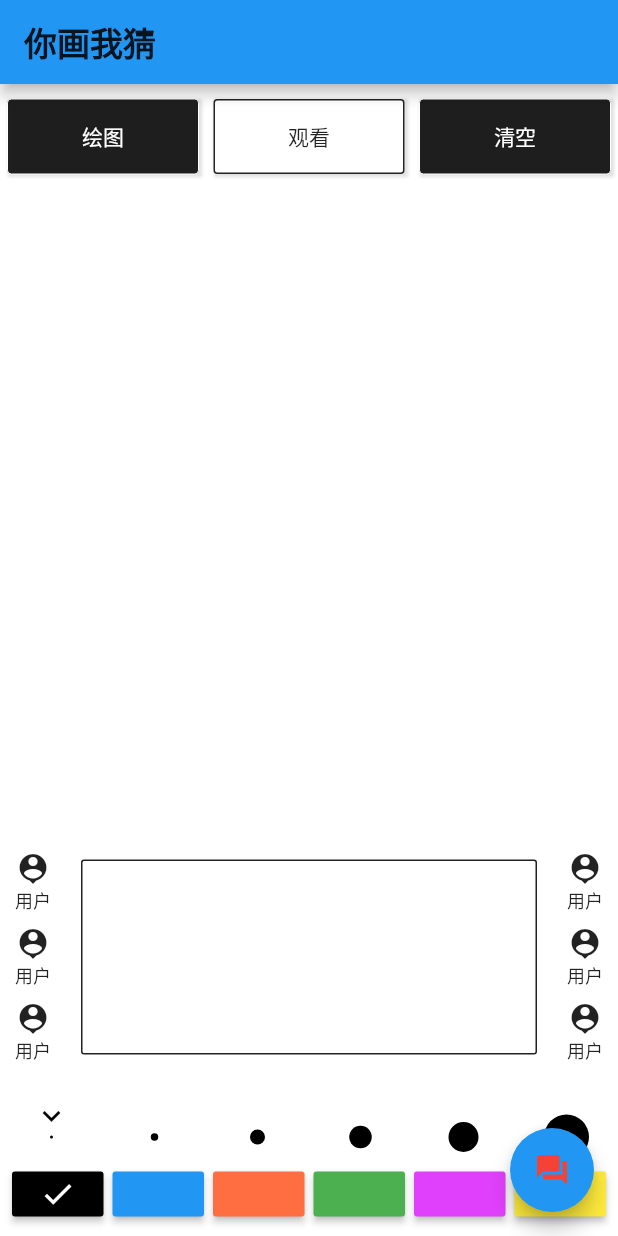
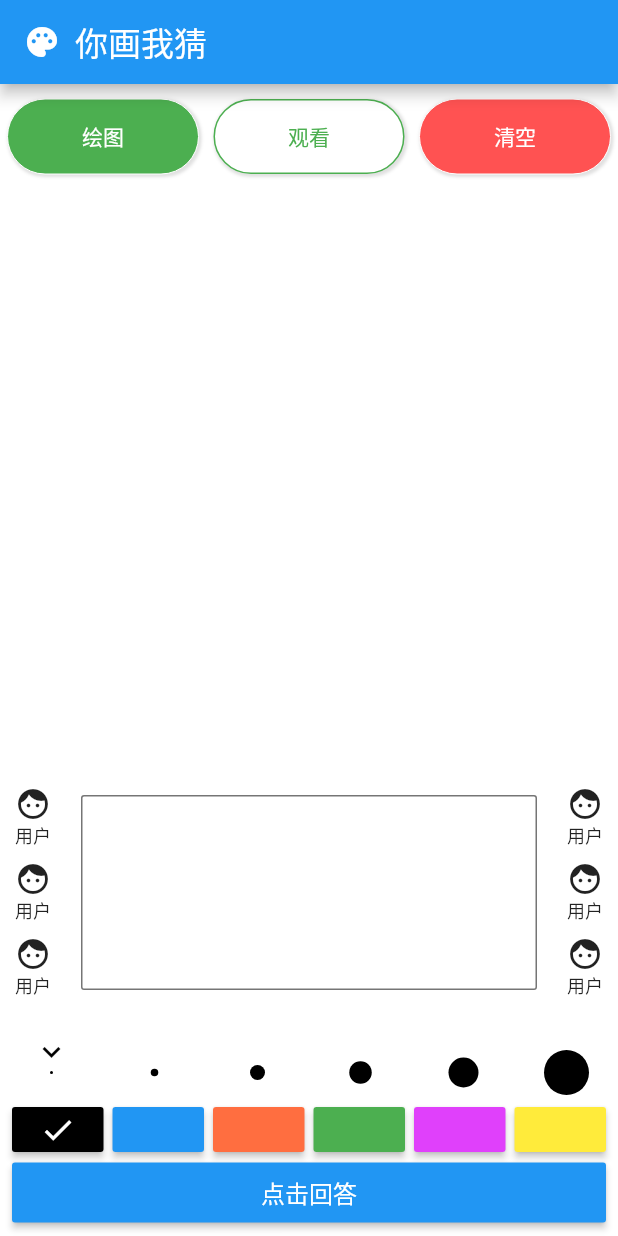
Before and after one commit to mhgd3250905/PaintingOnlineClient, a Flutter app: the screen it shows after launch, on a phone screen of 412 x 824 dp. Run offline on Flutter 3.47's test engine with Material 2 defaults, Android fonts, the light colour scheme and no system bars; network calls fail.

Commit message:
优化界面显示，优化输入交互方式

```diff
--- a/painting/lib/WebStudy/view/view_home_content.dart
+++ b/painting/lib/WebStudy/view/view_home_content.dart
@@ -1,14 +1,15 @@
 import 'package:flutter/material.dart';
 import 'package:painting/WebStudy/model/model_net_data.dart';
 import 'package:painting/WebStudy/model/model_paint.dart';
+import 'package:painting/WebStudy/view/page_input.dart';
 import 'package:painting/WebStudy/view/view_draw.dart';
 import 'package:web_socket_channel/io.dart';
 
 import 'page_home.dart';
-import 'page_input.dart';
 
 class ViewHomeContent extends StatefulWidget {
   final IOWebSocketChannel channel;
+
   ViewHomeContent({Key key, this.channel}) : super(key: key);
 
   @override
@@ -24,9 +25,16 @@ class _ViewHomeContentState extends State<ViewHomeContent>
   String lastData = ''; //上次的数据，用于对比接收数据的flag
   bool isPainting = true; //时候处于绘画
   StringBuffer inputContents = new StringBuffer(); //保存数据
-  List<String> inputArr = [];
+  List<String> inputArr = []; //接收输入值得列表
   String lastInfo = ''; //用来对比接收数据避免重复的flag
   TextEditingController textController; //文本编辑监听
+
+  //界面样式属性
+  Color inputContainerColor = Colors.black54;
+  double inputContainerWidth = 1.0;
+  Color mainMenuEnableColor = Colors.green;
+  Color mainMenuDisableColor = Colors.white;
+  Color mainMenuCleanColor = Colors.redAccent;
 
   @override
   void didChangeMetrics() {
@@ -47,14 +55,25 @@ class _ViewHomeContentState extends State<ViewHomeContent>
   Widget build(BuildContext context) {
     return Scaffold(
       appBar: AppBar(
-        title: Text(
-          '你画我猜',
-          textDirection: TextDirection.ltr,
-          style: TextStyle(
-            fontWeight: FontWeight.bold,
-            fontSize: 22.0,
-            color: Colors.black87,
-          ),
+        title: Row(
+          crossAxisAlignment: CrossAxisAlignment.center,
+          children: <Widget>[
+            Icon(
+              Icons.palette,
+              color: Colors.white,
+            ),
+            Container(
+              margin: const EdgeInsets.only(left: 10.0),
+              child: Text(
+                '你画我猜',
+                textDirection: TextDirection.ltr,
+                style: TextStyle(
+                    fontWeight: FontWeight.normal,
+                    fontSize: 22.0,
+                    color: Colors.white),
+              ),
+            ),
+          ],
         ),
       ),
       body: Stack(
@@ -69,6 +88,7 @@ class _ViewHomeContentState extends State<ViewHomeContent>
                 ),
                 buildWidthMenu(),
                 buildColorMenu(),
+                buildAnswerMenu(),
 //                buildInputContainer(),
               ],
             ),
@@ -76,18 +96,6 @@ class _ViewHomeContentState extends State<ViewHomeContent>
         ],
       ),
       resizeToAvoidBottomPadding: false,
-      floatingActionButton: FloatingActionButton(
-        child: Icon(
-          Icons.question_answer,
-          color: Colors.red,
-        ),
-        onPressed: () {
-//          Navigator.pushNamed(context, '/input');
-//          NavigatorRouterUtils.pushToPage(context, InputPage());
-          showDialog(
-              context: context, child: InputPage(channel: widget.channel));
-        },
-      ),
     );
   }
 
@@ -125,35 +133,36 @@ class _ViewHomeContentState extends State<ViewHomeContent>
   }
 
   //创建主菜单按钮
-  Widget buildMainButton(String title, bool checked, VoidCallback onPressed) {
+  Widget buildMainButton(String title, bool checked, Color enableColor,
+      Color disableColor, VoidCallback onPressed) {
     return Expanded(
       flex: 2,
       child: Container(
         height: 50.0,
         margin: const EdgeInsets.only(
             top: 10.0, left: 5.0, right: 5.0, bottom: 5.0),
-        decoration: BoxDecoration(boxShadow: [
-          BoxShadow(
-              color: Colors.grey[300],
-              offset: Offset(1.0, 1.0), //阴影xy轴偏移量
-              blurRadius: 1.0, //阴影模糊程度
-              spreadRadius: 1.0 //阴影扩散程度
-              )
-        ]),
         child: InkWell(
           child: Container(
             alignment: Alignment.center,
             decoration: BoxDecoration(
-              color: !checked ? Colors.white : Colors.black87,
-              borderRadius: BorderRadius.circular(2.5),
+              color: !checked ? disableColor : enableColor,
+              borderRadius: BorderRadius.circular(25),
               border: Border.all(
-                  color: checked ? Colors.white : Colors.black87,
+                  color: checked ? disableColor : enableColor,
                   width: checked ? 0 : 1.0),
+              boxShadow: [
+                BoxShadow(
+                    color: Colors.grey[300],
+                    offset: Offset(1.0, 1.0), //阴影xy轴偏移量
+                    blurRadius: 1.0, //阴影模糊程度
+                    spreadRadius: 1.0 //阴影扩散程度
+                    ),
+              ],
             ),
             child: Text(
               title,
               style: TextStyle(
-                color: checked ? Colors.white : Colors.black87,
+                color: checked ? disableColor : enableColor,
               ),
             ),
           ),
@@ -190,17 +199,20 @@ class _ViewHomeContentState extends State<ViewHomeContent>
       child: Row(
         mainAxisAlignment: MainAxisAlignment.spaceBetween,
         children: <Widget>[
-          buildMainButton('绘图', isPainting, () {
+          buildMainButton(
+              '绘图', isPainting, mainMenuEnableColor, mainMenuDisableColor, () {
             setState(() {
               isPainting = true;
             });
           }),
-          buildMainButton('观看', !isPainting, () {
+          buildMainButton(
+              '观看', !isPainting, mainMenuEnableColor, mainMenuDisableColor, () {
             setState(() {
               isPainting = false;
             });
           }),
-          buildMainButton('清空', true, () {
+          buildMainButton('清空', true, mainMenuCleanColor, mainMenuDisableColor,
+              () {
             setState(() {
               if (isPainting) {
 //                inputContents.clear();
@@ -217,7 +229,7 @@ class _ViewHomeContentState extends State<ViewHomeContent>
   //创建颜色菜单
   Widget buildColorMenu() {
     return Container(
-      margin: const EdgeInsets.only(left: 5.0, right: 5.0, bottom: 10.0),
+      margin: const EdgeInsets.only(left: 5.0, right: 5.0, bottom: 0.0),
       child: Row(
         mainAxisAlignment: MainAxisAlignment.spaceBetween,
         children: <Widget>[
@@ -438,7 +450,10 @@ class _ViewHomeContentState extends State<ViewHomeContent>
               child: Column(
                 mainAxisAlignment: MainAxisAlignment.center,
                 children: <Widget>[
-                  Icon(Icons.person_pin),
+                  Icon(
+                    Icons.face,
+                    color: Colors.black87,
+                  ),
                   Text(
                     '用户',
                     style: TextStyle(
@@ -455,7 +470,10 @@ class _ViewHomeContentState extends State<ViewHomeContent>
               child: Column(
                 mainAxisAlignment: MainAxisAlignment.center,
                 children: <Widget>[
-                  Icon(Icons.person_pin),
+                  Icon(
+                    Icons.face,
+                    color: Colors.black87,
+                  ),
                   Text(
                     '用户',
                     style: TextStyle(
@@ -472,7 +490,10 @@ class _ViewHomeContentState extends State<ViewHomeContent>
               child: Column(
                 mainAxisAlignment: MainAxisAlignment.center,
                 children: <Widget>[
-                  Icon(Icons.person_pin),
+                  Icon(
+                    Icons.face,
+                    color: Colors.black87,
+                  ),
                   Text(
                     '用户',
                     style: TextStyle(
@@ -557,7 +578,8 @@ class _ViewHomeContentState extends State<ViewHomeContent>
               padding: const EdgeInsets.all(5.0),
               alignment: Alignment.topLeft,
               decoration: BoxDecoration(
-                border: Border.all(color: Colors.black87, width: 1.0),
+                border: Border.all(
+                    color: inputContainerColor, width: inputContainerWidth),
                 borderRadius: BorderRadius.circular(2.0),
               ),
               child: Text(
@@ -577,4 +599,30 @@ class _ViewHomeContentState extends State<ViewHomeContent>
       ),
     );
   }
+
+  //构建回答按钮
+  Widget buildAnswerMenu() {
+    return Container(
+      width: double.infinity,
+      margin: const EdgeInsets.only(left: 8.0, right: 8.0, bottom: 5.0),
+      child: MaterialButton(
+        color: Colors.blue,
+        height: 40.0,
+        child: Text(
+          '点击回答',
+          style: TextStyle(
+            fontSize: 16.0,
+            color: Colors.white,
+          ),
+        ),
+        onPressed: () {
+          showDialog(
+              context: context,
+              child: InputPage(
+                channel: widget.channel,
+              ));
+        },
+      ),
+    );
+  }
 }
```
Also changed, not shown: painting/lib/WebStudy/view/page_input.dart (+65 -11 lines), painting/pubspec.yaml (+4 -6 lines), img/home.jpg (deleted), img/home1.jpg (added), img/home2.jpg, img/home3.jpg, painting/lib/assets/icons/iconfont.ttf (added), 1 other file.
